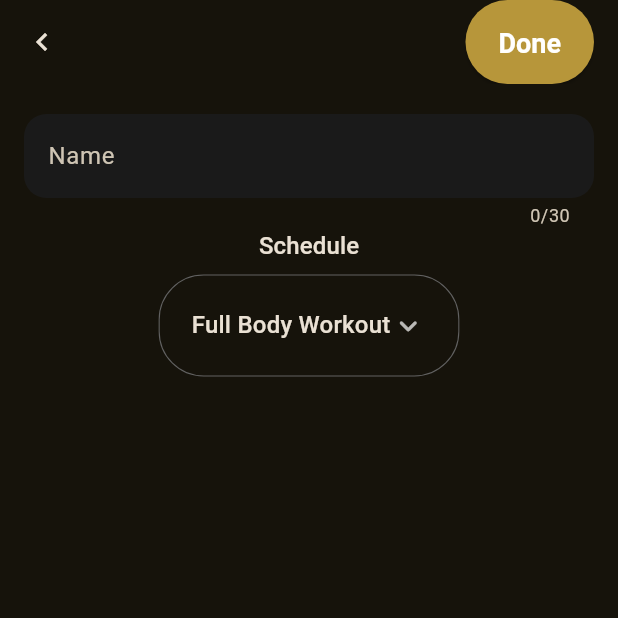
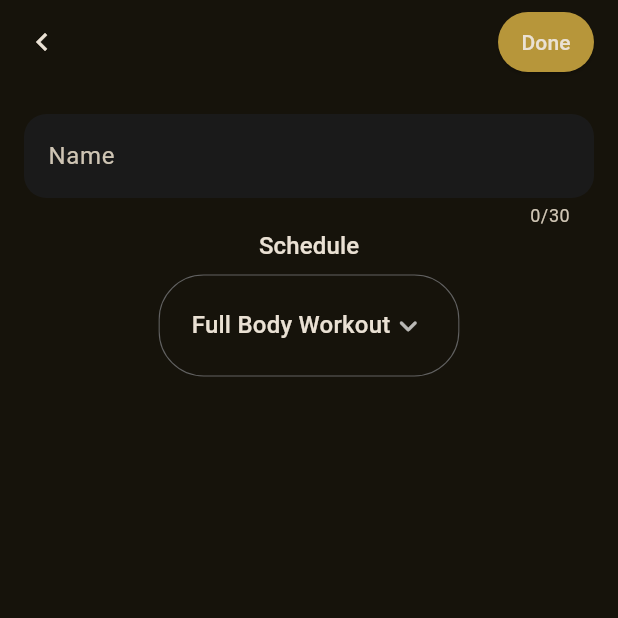
Before and after one commit to dsnoire/workout_app, a Flutter app: the AddOrEditWorkout screen opened directly, on a phone screen of 412 x 824 dp, the top half of it. Run offline on Flutter 3.47's test engine with Material 3 defaults, Android fonts, the phone set to English and light mode, and no system bars; our stand-ins replace bloc, flutter_bloc, flutter_svg, freezed_annotation, hive, hive_flutter; accounts and stored records are empty.

Commit message:
Add ActionButton

```diff
--- a/lib/common/constants/app_colors.dart
+++ b/lib/common/constants/app_colors.dart
@@ -2,7 +2,7 @@ import 'package:flutter/widgets.dart';
 
 abstract class AppColors {
   static const primaryColor = Color(0xFFB7963A);
-  static const backgroundColor = Color(0xF8050505);
+  static const backgroundColor = Color(0xFF070707);
   static const contrastColor = Color(0xFF1A1A1A);
   static const unselectedGreyColor = Color(0xFF616161);
   static const warningColor = Color(0xFFD8362B);
--- a/lib/common/theme/app_theme.dart
+++ b/lib/common/theme/app_theme.dart
@@ -12,14 +12,13 @@ abstract class AppTheme {
     elevatedButtonTheme: ElevatedButtonThemeData(
       style: ElevatedButton.styleFrom(
         padding: const EdgeInsets.symmetric(
-          horizontal: 22,
-          vertical: 18,
+          horizontal: 18,
+          vertical: 15,
         ),
         backgroundColor: AppColors.primaryColor,
         foregroundColor: Colors.white,
         textStyle: const TextStyle(
-          fontWeight: FontWeight.bold,
-          fontSize: 18,
+          fontSize: 16,
         ),
       ),
     ),
--- /dev/null
+++ b/lib/features/common/widgets/action_button.dart
@@ -0,0 +1,33 @@
+// ignore_for_file: public_member_api_docs, sort_constructors_first
+import 'package:flutter/material.dart';
+
+class ActionButton extends StatelessWidget {
+  const ActionButton({
+    Key? key,
+    required this.text,
+    this.background,
+    required this.onPressed,
+  }) : super(key: key);
+
+  final String text;
+  final Color? background;
+  final VoidCallback onPressed;
+
+  @override
+  Widget build(BuildContext context) {
+    return ElevatedButton(
+      onPressed: onPressed,
+      style: ElevatedButton.styleFrom(
+        backgroundColor: background,
+        padding: const EdgeInsets.symmetric(
+          vertical: 8,
+          horizontal: 12,
+        ),
+      ),
+      child: Text(
+        text,
+        style: Theme.of(context).textTheme.titleSmall,
+      ),
+    );
+  }
+}
--- a/lib/features/workout/views/add_or_edit_workout.dart
+++ b/lib/features/workout/views/add_or_edit_workout.dart
@@ -2,6 +2,7 @@ import 'package:flutter/material.dart';
 import 'package:flutter_bloc/flutter_bloc.dart';
 import 'package:uuid/uuid.dart';
 import 'package:workout_app/common/constants/app_colors.dart';
+import 'package:workout_app/features/common/widgets/action_button.dart';
 import 'package:workout_app/features/workout/enums/workout_schedule_enum.dart';
 import 'package:workout_app/features/workout/models/workout.dart';
 
@@ -55,9 +56,7 @@ class _AddOrEditWorkoutState extends State<AddOrEditWorkout> {
           children: [
             TextField(
               controller: nameController,
-              decoration: const InputDecoration(
-                labelText: 'Name',
-              ),
+              decoration: const InputDecoration(hintText: 'Name'),
               maxLength: 30,
             ),
             WorkoutSchedulePicker(
@@ -77,7 +76,8 @@ class _AddOrEditWorkoutState extends State<AddOrEditWorkout> {
   List<Widget> _buildAppBarActions(BuildContext context) {
     return widget.workout == null
         ? [
-            ElevatedButton(
+            ActionButton(
+              text: 'Done',
               onPressed: () async {
                 final workout = Workout(
                   id: const Uuid().v4(),
@@ -92,14 +92,12 @@ class _AddOrEditWorkoutState extends State<AddOrEditWorkout> {
                   Navigator.of(context).pop();
                 }
               },
-              child: const Text('Done'),
             )
           ]
         : [
-            ElevatedButton(
-              style: ElevatedButton.styleFrom(
-                backgroundColor: AppColors.warningColor,
-              ),
+            ActionButton(
+              text: 'Remove',
+              background: AppColors.warningColor,
               onPressed: () async {
                 await context.read<WorkoutCubit>().removeWorkout(
                       id: widget.workout!.id,
@@ -109,9 +107,9 @@ class _AddOrEditWorkoutState extends State<AddOrEditWorkout> {
                   Navigator.of(context).pop();
                 }
               },
-              child: const Text('Remove'),
             ),
-            ElevatedButton(
+            ActionButton(
+              text: 'Done',
               onPressed: () async {
                 final workout = widget.workout!.copyWith(
                   name: nameController.text,
@@ -125,7 +123,6 @@ class _AddOrEditWorkoutState extends State<AddOrEditWorkout> {
                   Navigator.of(context).pop();
                 }
               },
-              child: const Text('Edit'),
             )
           ];
   }
--- a/lib/features/workout/widgets/workout_list_tile.dart
+++ b/lib/features/workout/widgets/workout_list_tile.dart
@@ -40,7 +40,7 @@ class WorkoutListTile extends StatelessWidget {
           ),
           Text(
             workout.schedule.name,
-            style: Theme.of(context).textTheme.titleMedium,
+            style: Theme.of(context).textTheme.titleSmall,
           ),
         ],
       ),
```
